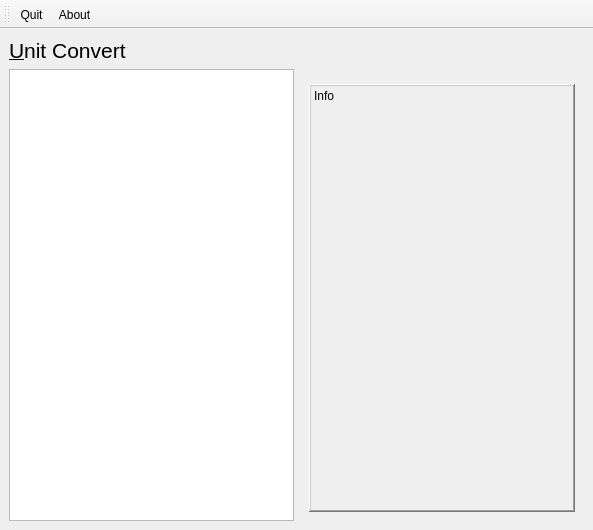
First picture: the form in ui/mainwindow.ui, repository simaxw/unit-convert, before the edit.
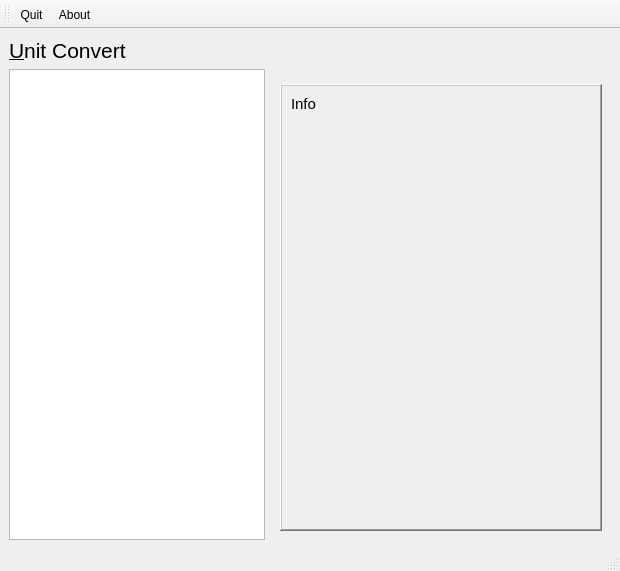
Second picture: the form after the edit. Icons and pictures are not drawn.

Diff of the .ui file:
```diff
--- a/ui/mainwindow.ui
+++ b/ui/mainwindow.ui
@@ -7,8 +7,8 @@
    <rect>
     <x>0</x>
     <y>0</y>
-    <width>593</width>
-    <height>530</height>
+    <width>620</width>
+    <height>571</height>
    </rect>
   </property>
   <property name="windowTitle">
@@ -19,7 +19,7 @@
     <normaloff>:/icon/icons/convert.png</normaloff>:/icon/icons/convert.png</iconset>
   </property>
   <widget class="QWidget" name="widgetContents">
-   <layout class="QVBoxLayout" name="verticalLayout">
+   <layout class="QVBoxLayout" name="verticalLayout_3">
     <item>
      <widget class="QLabel" name="lblUnitGroups">
       <property name="styleSheet">
@@ -43,6 +43,15 @@
           <verstretch>0</verstretch>
          </sizepolicy>
         </property>
+        <property name="styleSheet">
+         <string notr="true">font-size: 12pt;</string>
+        </property>
+        <property name="editTriggers">
+         <set>QAbstractItemView::NoEditTriggers</set>
+        </property>
+        <property name="showDropIndicator" stdset="0">
+         <bool>false</bool>
+        </property>
        </widget>
       </item>
       <item>
@@ -52,13 +61,7 @@
           <widget class="QWidget" name="widgetUnitList" native="true"/>
          </item>
          <item>
-          <widget class="QLabel" name="lblUnitInfo">
-           <property name="sizePolicy">
-            <sizepolicy hsizetype="Preferred" vsizetype="Expanding">
-             <horstretch>0</horstretch>
-             <verstretch>0</verstretch>
-            </sizepolicy>
-           </property>
+          <widget class="QScrollArea" name="lblUnitScrollArea">
            <property name="minimumSize">
             <size>
              <width>0</width>
@@ -71,6 +74,24 @@
            <property name="frameShadow">
             <enum>QFrame::Raised</enum>
            </property>
+           <property name="widgetResizable">
+            <bool>true</bool>
+           </property>
+           <widget class="QWidget" name="scrollAreaWidgetContents">
+            <property name="geometry">
+             <rect>
+              <x>0</x>
+              <y>0</y>
+              <width>316</width>
+              <height>428</height>
+             </rect>
+            </property>
+            <layout class="QVBoxLayout" name="verticalLayout">
+             <item>
+              <widget class="QLabel" name="lblInfo">
+               <property name="styleSheet">
+                <string notr="true">font-size: 11pt;</string>
+               </property>
            <property name="text">
             <string>Info</string>
            </property>
@@ -90,6 +111,10 @@
          </item>
         </layout>
        </widget>
+          </widget>
+         </item>
+        </layout>
+       </widget>
       </item>
      </layout>
     </item>
@@ -123,6 +148,7 @@
    <addaction name="actionQuit"/>
    <addaction name="actionAbout"/>
   </widget>
+  <widget class="QStatusBar" name="statusBar"/>
   <action name="actionAbout">
    <property name="icon">
     <iconset resource="../res/main.qrc">
```
Lines whose indentation alone changed are shown as unchanged.
